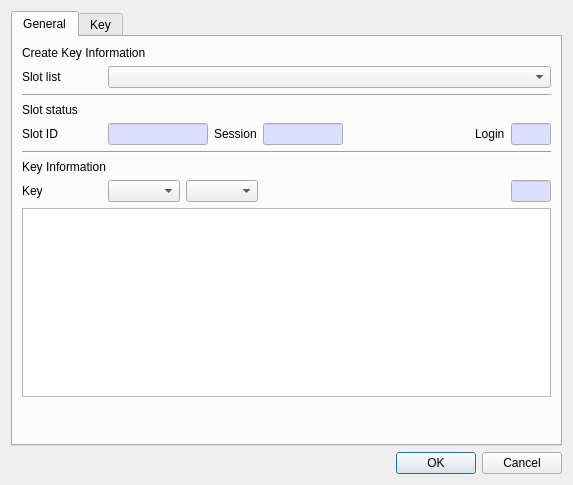
Qt form CryptokiMan/create_key_dlg.ui (jykim74/CryptokiMan) before a commit.
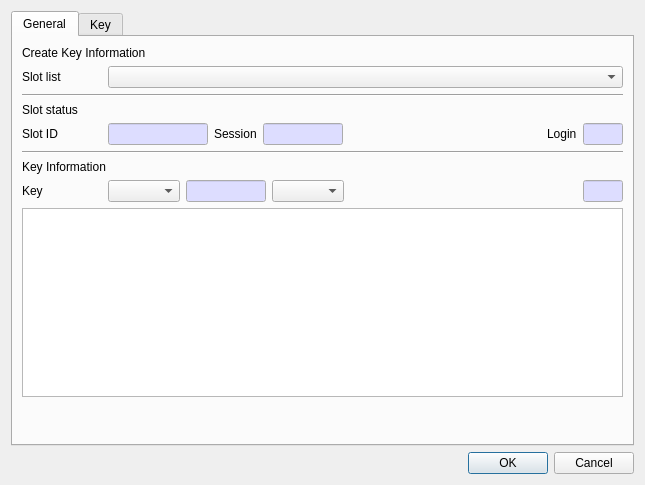
The same form after that commit. The open tabs and pages were chosen to show the change.

Commit message: Type 정보 표시 지원

The edit to the form file:
```diff
--- a/CryptokiMan/create_key_dlg.ui
+++ b/CryptokiMan/create_key_dlg.ui
@@ -6,7 +6,7 @@
    <rect>
     <x>0</x>
     <y>0</y>
-    <width>550</width>
+    <width>645</width>
     <height>485</height>
    </rect>
   </property>
@@ -291,91 +291,9 @@
          <property name="topMargin">
           <number>0</number>
          </property>
-         <item row="0" column="2">
+         <item row="0" column="3">
           <widget class="QComboBox" name="mKeyCombo"/>
          </item>
-         <item row="0" column="0">
-          <widget class="QLabel" name="label_12">
-           <property name="minimumSize">
-            <size>
-             <width>80</width>
-             <height>0</height>
-            </size>
-           </property>
-           <property name="text">
-            <string>Key</string>
-           </property>
-          </widget>
-         </item>
-         <item row="0" column="3">
-          <spacer name="horizontalSpacer_2">
-           <property name="orientation">
-            <enum>Qt::Horizontal</enum>
-           </property>
-           <property name="sizeHint" stdset="0">
-            <size>
-             <width>40</width>
-             <height>20</height>
-            </size>
-           </property>
-          </spacer>
-         </item>
-         <item row="0" column="4">
-          <widget class="QLineEdit" name="mKeyLenText">
-           <property name="minimumSize">
-            <size>
-             <width>40</width>
-             <height>0</height>
-            </size>
-           </property>
-           <property name="maximumSize">
-            <size>
-             <width>40</width>
-             <height>16777215</height>
-            </size>
-           </property>
-           <property name="palette">
-            <palette>
-             <active>
-              <colorrole role="Base">
-               <brush brushstyle="SolidPattern">
-                <color alpha="255">
-                 <red>221</red>
-                 <green>221</green>
-                 <blue>255</blue>
-                </color>
-               </brush>
-              </colorrole>
-             </active>
-             <inactive>
-              <colorrole role="Base">
-               <brush brushstyle="SolidPattern">
-                <color alpha="255">
-                 <red>221</red>
-                 <green>221</green>
-                 <blue>255</blue>
-                </color>
-               </brush>
-              </colorrole>
-             </inactive>
-             <disabled>
-              <colorrole role="Base">
-               <brush brushstyle="SolidPattern">
-                <color alpha="255">
-                 <red>240</red>
-                 <green>240</green>
-                 <blue>240</blue>
-                </color>
-               </brush>
-              </colorrole>
-             </disabled>
-            </palette>
-           </property>
-           <property name="readOnly">
-            <bool>true</bool>
-           </property>
-          </widget>
-         </item>
          <item row="0" column="1">
           <widget class="QComboBox" name="mKeyTypeCombo">
            <property name="sizePolicy">
@@ -386,6 +304,134 @@
            </property>
           </widget>
          </item>
+         <item row="0" column="5">
+          <widget class="QLineEdit" name="mKeyLenText">
+           <property name="minimumSize">
+            <size>
+             <width>40</width>
+             <height>0</height>
+            </size>
+           </property>
+           <property name="maximumSize">
+            <size>
+             <width>40</width>
+             <height>16777215</height>
+            </size>
+           </property>
+           <property name="palette">
+            <palette>
+             <active>
+              <colorrole role="Base">
+               <brush brushstyle="SolidPattern">
+                <color alpha="255">
+                 <red>221</red>
+                 <green>221</green>
+                 <blue>255</blue>
+                </color>
+               </brush>
+              </colorrole>
+             </active>
+             <inactive>
+              <colorrole role="Base">
+               <brush brushstyle="SolidPattern">
+                <color alpha="255">
+                 <red>221</red>
+                 <green>221</green>
+                 <blue>255</blue>
+                </color>
+               </brush>
+              </colorrole>
+             </inactive>
+             <disabled>
+              <colorrole role="Base">
+               <brush brushstyle="SolidPattern">
+                <color alpha="255">
+                 <red>240</red>
+                 <green>240</green>
+                 <blue>240</blue>
+                </color>
+               </brush>
+              </colorrole>
+             </disabled>
+            </palette>
+           </property>
+           <property name="readOnly">
+            <bool>true</bool>
+           </property>
+          </widget>
+         </item>
+         <item row="0" column="4">
+          <spacer name="horizontalSpacer_2">
+           <property name="orientation">
+            <enum>Qt::Horizontal</enum>
+           </property>
+           <property name="sizeHint" stdset="0">
+            <size>
+             <width>40</width>
+             <height>20</height>
+            </size>
+           </property>
+          </spacer>
+         </item>
+         <item row="0" column="0">
+          <widget class="QLabel" name="label_12">
+           <property name="minimumSize">
+            <size>
+             <width>80</width>
+             <height>0</height>
+            </size>
+           </property>
+           <property name="text">
+            <string>Key</string>
+           </property>
+          </widget>
+         </item>
+         <item row="0" column="2">
+          <widget class="QLineEdit" name="mKeyTypeText">
+           <property name="minimumSize">
+            <size>
+             <width>80</width>
+             <height>0</height>
+            </size>
+           </property>
+           <property name="maximumSize">
+            <size>
+             <width>80</width>
+             <height>16777215</height>
+            </size>
+           </property>
+           <property name="palette">
+            <palette>
+             <active>
+              <colorrole role="Base">
+               <brush brushstyle="SolidPattern">
+                <color alpha="255">
+                 <red>221</red>
+                 <green>221</green>
+                 <blue>255</blue>
+                </color>
+               </brush>
+              </colorrole>
+             </active>
+             <inactive>
+              <colorrole role="Base">
+               <brush brushstyle="SolidPattern">
+                <color alpha="255">
+                 <red>221</red>
+                 <green>221</green>
+                 <blue>255</blue>
+                </color>
+               </brush>
+              </colorrole>
+             </inactive>
+             <disabled/>
+            </palette>
+           </property>
+           <property name="readOnly">
+            <bool>true</bool>
+           </property>
+          </widget>
+         </item>
         </layout>
        </item>
        <item>
```
Left out of the diff: 2 changed lines with no effect on the pictures. The commit also changes 35 other files.
